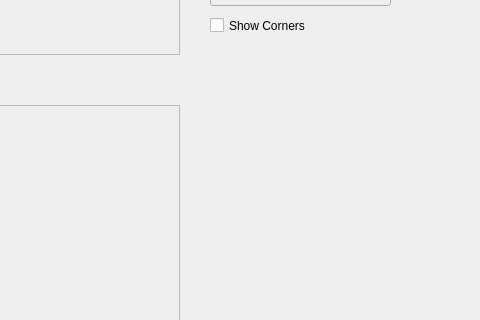
First picture: the form in Practica 5/mainwindow.ui, repository ARebollo/ArtificialVision, before the edit; both pictures show x 530 to 1010 and y 205 to 525 of the 1010 by 642 pixel window.
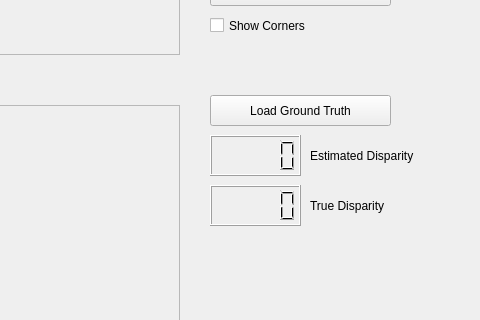
Second picture: the form after the edit.

Commit message: A whole fucking lot of stuff

Diff of the .ui file:
```diff
--- a/Practica 5/mainwindow.ui
+++ b/Practica 5/mainwindow.ui
@@ -199,6 +199,65 @@
     <bool>false</bool>
    </property>
   </widget>
+  <widget class="QPushButton" name="loadTruth_Button">
+   <property name="geometry">
+    <rect>
+     <x>740</x>
+     <y>300</y>
+     <width>181</width>
+     <height>31</height>
+    </rect>
+   </property>
+   <property name="text">
+    <string>Load Ground Truth</string>
+   </property>
+  </widget>
+  <widget class="QLCDNumber" name="estimatedDisp">
+   <property name="geometry">
+    <rect>
+     <x>740</x>
+     <y>340</y>
+     <width>91</width>
+     <height>41</height>
+    </rect>
+   </property>
+  </widget>
+  <widget class="QLCDNumber" name="trueDisp">
+   <property name="geometry">
+    <rect>
+     <x>740</x>
+     <y>390</y>
+     <width>91</width>
+     <height>41</height>
+    </rect>
+   </property>
+  </widget>
+  <widget class="QLabel" name="label">
+   <property name="geometry">
+    <rect>
+     <x>840</x>
+     <y>345</y>
+     <width>121</width>
+     <height>31</height>
+    </rect>
+   </property>
+   <property name="text">
+    <string>Estimated Disparity</string>
+   </property>
+  </widget>
+  <widget class="QLabel" name="label_2">
+   <property name="geometry">
+    <rect>
+     <x>840</x>
+     <y>390</y>
+     <width>111</width>
+     <height>41</height>
+    </rect>
+   </property>
+   <property name="text">
+    <string>True Disparity</string>
+   </property>
+  </widget>
  </widget>
  <tabstops>
   <tabstop>colorButton</tabstop>
```
The commit also changes 1 other file.
